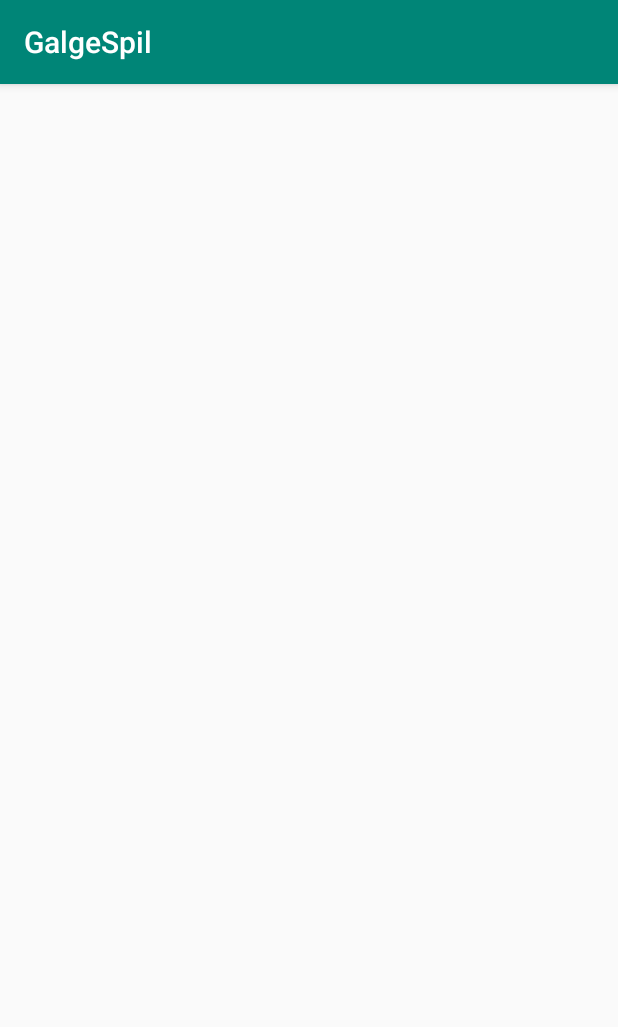
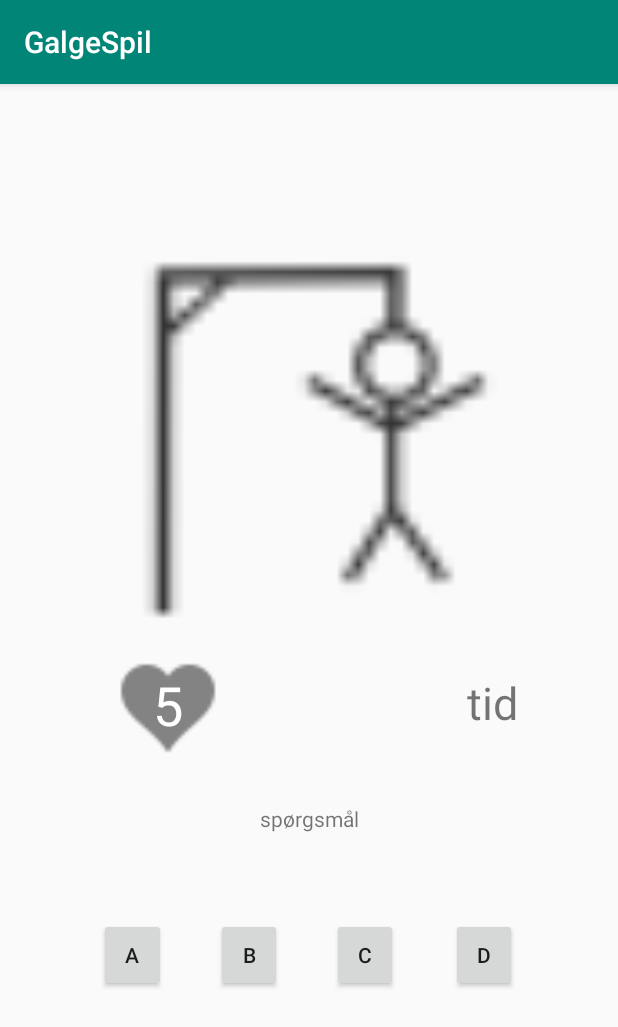
Before and after one commit to kajgaard/GalgeSpil, an Android app: the StartSpilAktivitet screen opened directly, with no data from a screen before it, on a phone screen of 412 x 824 dp. Shown: the top 1027 px of the screen. Run offline under Robolectric (Android 15) with nearby library versions, the phone set to English and light mode, and no system bars.

Commit message:
lavede spil aktivitet view og deres constraints

```diff
--- a/app/src/main/AndroidManifest.xml
+++ b/app/src/main/AndroidManifest.xml
@@ -11,7 +11,7 @@
         android:theme="@style/AppTheme">
         <activity android:name=".StartSpilAktivitet"></activity>
         <activity android:name=".ReglerAktivitet" />
-        <activity android:name=".Hovedmenu">
+        <activity android:name=".Hovedmenu" android:label="MariasGalgespil">
             <intent-filter>
                 <action android:name="android.intent.action.MAIN" />
 
--- a/app/src/main/res/layout/activity_main.xml
+++ b/app/src/main/res/layout/activity_main.xml
@@ -6,34 +6,40 @@
     android:layout_height="match_parent"
     tools:context=".Hovedmenu">
 
-    <TextView
-        android:id="@+id/textView"
-        android:layout_width="wrap_content"
-        android:layout_height="wrap_content"
-        android:text="Hello World!"
-        android:textSize="24sp"
-        app:layout_constraintBottom_toBottomOf="parent"
-        app:layout_constraintLeft_toLeftOf="parent"
-        app:layout_constraintRight_toRightOf="parent"
-        app:layout_constraintTop_toTopOf="parent"
-        app:layout_constraintVertical_bias="0.15" />
-
     <Button
         android:id="@+id/startKnap"
         android:layout_width="wrap_content"
         android:layout_height="wrap_content"
-        android:layout_marginTop="32dp"
+        android:layout_marginTop="40dp"
         android:text="startKnap"
-        app:layout_constraintTop_toBottomOf="@+id/textView"
-        tools:layout_editor_absoluteX="158dp" />
+        app:layout_constraintEnd_toEndOf="parent"
+        app:layout_constraintHorizontal_bias="0.5"
+        app:layout_constraintStart_toStartOf="parent"
+        app:layout_constraintTop_toBottomOf="@+id/textView" />
 
     <Button
         android:id="@+id/reglerKnap"
         android:layout_width="wrap_content"
         android:layout_height="wrap_content"
+        android:layout_marginStart="2dp"
         android:layout_marginTop="32dp"
         android:text="reglerKnap"
-        app:layout_constraintTop_toBottomOf="@+id/startKnap"
-        tools:layout_editor_absoluteX="160dp" />
+        app:layout_constraintEnd_toEndOf="parent"
+        app:layout_constraintHorizontal_bias="0.5"
+        app:layout_constraintStart_toStartOf="parent"
+        app:layout_constraintTop_toBottomOf="@+id/startKnap" />
+
+    <TextView
+        android:id="@+id/textView"
+        android:layout_width="wrap_content"
+        android:layout_height="wrap_content"
+        android:text="Velkommen til Galge spillet!"
+        android:textSize="24sp"
+        app:layout_constraintBottom_toBottomOf="parent"
+        app:layout_constraintEnd_toEndOf="parent"
+        app:layout_constraintHorizontal_bias="0.5"
+        app:layout_constraintStart_toStartOf="parent"
+        app:layout_constraintTop_toTopOf="parent"
+        app:layout_constraintVertical_bias="0.15" />
 
 </androidx.constraintlayout.widget.ConstraintLayout>
--- a/app/src/main/res/layout/activity_start_spil_aktivitet.xml
+++ b/app/src/main/res/layout/activity_start_spil_aktivitet.xml
@@ -6,4 +6,99 @@
     android:layout_height="match_parent"
     tools:context=".StartSpilAktivitet">
 
+    <Button
+        android:id="@+id/buttonD"
+        android:layout_width="0dp"
+        android:layout_height="49dp"
+        android:layout_marginEnd="67dp"
+        android:text="D"
+        app:layout_constraintBottom_toBottomOf="@+id/buttonC"
+        app:layout_constraintEnd_toEndOf="parent"
+        app:layout_constraintStart_toEndOf="@+id/buttonA" />
+
+    <Button
+        android:id="@+id/buttonC"
+        android:layout_width="44dp"
+        android:layout_height="49dp"
+        android:layout_marginEnd="35dp"
+        android:text="C"
+        app:layout_constraintBottom_toBottomOf="@+id/buttonB"
+        app:layout_constraintEnd_toStartOf="@+id/buttonD" />
+
+    <Button
+        android:id="@+id/buttonB"
+        android:layout_width="44dp"
+        android:layout_height="49dp"
+        android:layout_marginStart="35dp"
+        android:layout_marginEnd="35dp"
+        android:text="B"
+        app:layout_constraintBottom_toBottomOf="@+id/buttonA"
+        app:layout_constraintEnd_toStartOf="@+id/buttonC"
+        app:layout_constraintStart_toEndOf="@+id/buttonA" />
+
+    <Button
+        android:id="@+id/buttonA"
+        android:layout_width="0dp"
+        android:layout_height="49dp"
+        android:layout_marginStart="66dp"
+        android:layout_marginTop="100dp"
+        android:layout_marginEnd="190dp"
+        android:text="A"
+        app:layout_constraintEnd_toStartOf="@+id/buttonD"
+        app:layout_constraintStart_toStartOf="parent"
+        app:layout_constraintTop_toBottomOf="@+id/imageView3" />
+
+    <ImageView
+        android:id="@+id/hangman"
+        android:layout_width="278dp"
+        android:layout_height="260dp"
+        android:layout_marginTop="100dp"
+        app:layout_constraintEnd_toEndOf="parent"
+        app:layout_constraintHorizontal_bias="0.5"
+        app:layout_constraintStart_toStartOf="parent"
+        app:layout_constraintTop_toTopOf="parent"
+        app:srcCompat="@drawable/Hangman" />
+
+    <ImageView
+        android:id="@+id/imageView3"
+        android:layout_width="89dp"
+        android:layout_height="80dp"
+        android:layout_marginTop="16dp"
+        app:layout_constraintStart_toStartOf="@+id/hangman"
+        app:layout_constraintTop_toBottomOf="@+id/hangman"
+        app:srcCompat="@drawable/heart" />
+
+    <TextView
+        android:id="@+id/tid"
+        android:layout_width="wrap_content"
+        android:layout_height="wrap_content"
+        android:layout_marginTop="32dp"
+        android:text="tid"
+        android:textSize="30sp"
+        app:layout_constraintEnd_toEndOf="@+id/hangman"
+        app:layout_constraintTop_toBottomOf="@+id/hangman" />
+
+    <TextView
+        android:id="@+id/spgtext"
+        android:layout_width="wrap_content"
+        android:layout_height="wrap_content"
+        android:layout_marginTop="120dp"
+        android:text="spørgsmål"
+        app:layout_constraintEnd_toEndOf="parent"
+        app:layout_constraintHorizontal_bias="0.5"
+        app:layout_constraintStart_toStartOf="parent"
+        app:layout_constraintTop_toBottomOf="@+id/hangman" />
+
+    <TextView
+        android:id="@+id/antalLiv"
+        android:layout_width="31dp"
+        android:layout_height="53dp"
+        android:text="5"
+        android:textAlignment="center"
+        android:textColor="#FFFFFF"
+        android:textSize="36sp"
+        app:layout_constraintBottom_toBottomOf="@+id/imageView3"
+        app:layout_constraintEnd_toEndOf="@+id/imageView3"
+        app:layout_constraintStart_toStartOf="@+id/imageView3"
+        app:layout_constraintTop_toTopOf="@+id/imageView3" />
 </androidx.constraintlayout.widget.ConstraintLayout>
```
Also changed, not shown: app/src/main/res/drawable-hdpi/Hangman.png (added), app/src/main/res/drawable-hdpi/heart.png (added), app/src/main/res/drawable-mdpi/Hangman.png (added), app/src/main/res/drawable-mdpi/heart.png (added), app/src/main/res/drawable-xhdpi/Hangman.png (added), app/src/main/res/drawable-xhdpi/heart.png (added), app/src/main/res/drawable-xxhdpi/Hangman.png (added), app/src/main/res/drawable-xxhdpi/heart.png (added), app/src/main/res/drawable-xxxhdpi/Hangman.png (added), app/src/main/res/drawable-xxxhdpi/heart.png (added).
